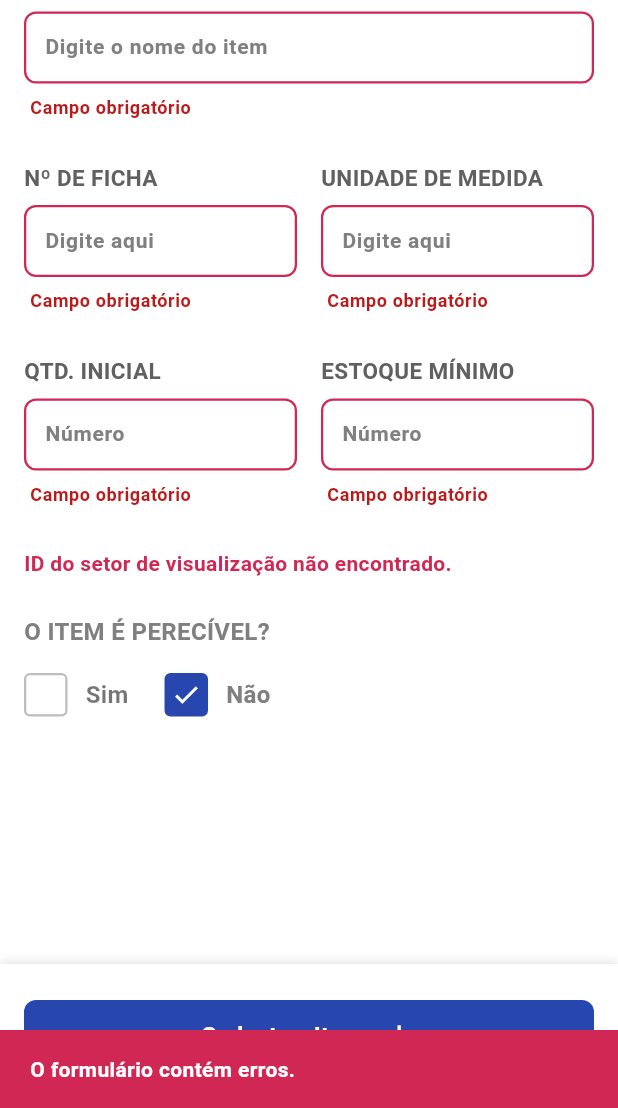
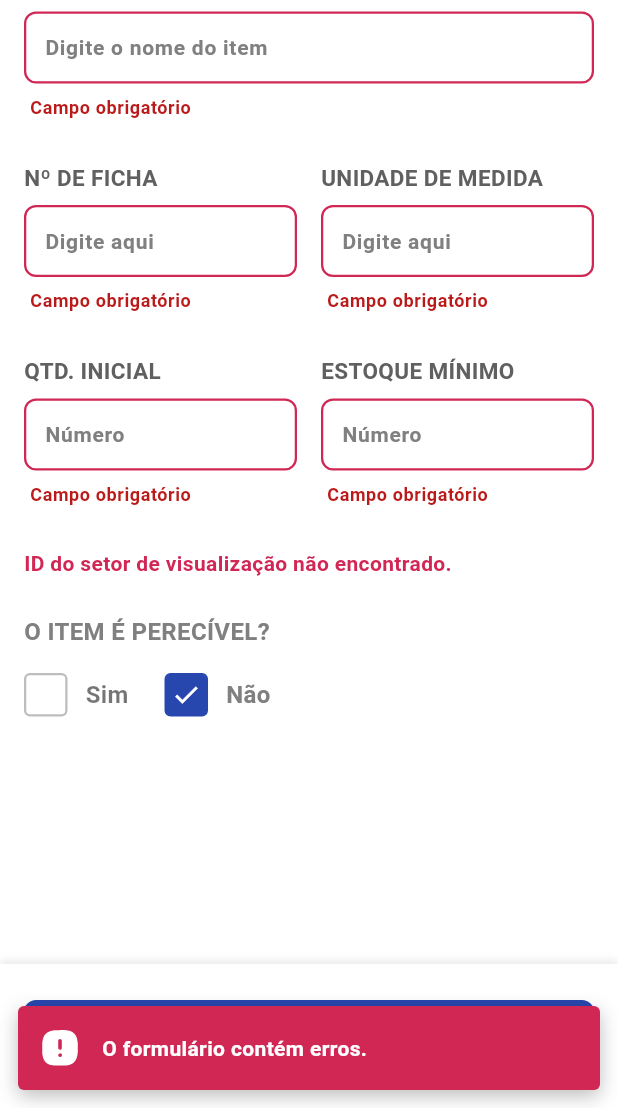
Before and after one commit to TeamHiveAPI/API-2025.02-FRONT, a Flutter app: the NewItemScreen screen opened by its route, after a tap on "Cadastrar Item", on a phone screen of 412 x 824 dp, the part 128-1236 px from its top. Run offline on Flutter 3.47's test engine with Material 3 defaults, Android fonts, the light colour scheme and no system bars; our stand-ins replace cached_network_image, flutter_dotenv, flutter_native_splash, flutter_secure_storage, flutter_svg, google_fonts and 2 more; missing offline and left inert: mobile_scanner; accounts and stored records are empty.

Commit message:
refactor: #65 Adequando código com os novos nomes dos campos do BD e reestilizando componentes

```diff
--- /dev/null
+++ b/lib/core/constants/database.dart
@@ -0,0 +1,109 @@
+abstract class SupabaseTables {
+  static const String fornecedor = 'fornecedor';
+  static const String grupo = 'grupo';
+  static const String item = 'item';
+  static const String itemPedido = 'item_pedido';
+  static const String itemPedidoCompra = 'item_pedido_compra';
+  static const String lote = 'lote';
+  static const String movEstoque = 'mov_estoque';
+  static const String pedido = 'pedido';
+  static const String pedidoCompra = 'pedido_compra';
+  static const String setor = 'setor';
+  static const String usuario = 'usuario';
+}
+
+abstract class FornecedorFields {
+  static const String id = 'id';
+  static const String nome = 'frn_nome';
+  static const String cnpj = 'frn_cnpj';
+  static const String contato = 'frn_contato';
+}
+
+abstract class GrupoFields {
+  static const String id = 'id';
+  static const String nome = 'grp_nome';
+  static const String setorId = 'grp_setor_id';
+}
+
+abstract class ItemFields {
+  static const String id = 'id';
+  static const String nome = 'it_nome';
+  static const String numFicha = 'it_num_ficha';
+  static const String unidade = 'it_unidade';
+  static const String minEstoque = 'it_min_estoque';
+  static const String controlado = 'it_controlado';
+  static const String grupoId = 'it_grupo_id';
+  static const String ativo = 'it_ativo';
+  static const String perecivel = 'it_perecivel';
+  static const String qtdReservada = 'it_qtd_reservada';
+}
+
+abstract class ItemPedidoFields {
+  static const String pedidoId = 'iped_pedido_id';
+  static const String itemId = 'iped_item_id';
+  static const String qtdSolicitada = 'iped_qtd_solicitada';
+  static const String loteRetiradoId = 'iped_lote_retirado_id';
+}
+
+abstract class ItemPedidoCompraFields {
+  static const String compraId = 'ipc_compra_id';
+  static const String itemId = 'ipc_item_id';
+  static const String qtdComprada = 'ipc_qtd_comprada';
+}
+
+abstract class LoteFields {
+  static const String id = 'id';
+  static const String itemId = 'lot_item_id';
+  static const String codigo = 'lot_codigo';
+  static const String dataEntrada = 'lot_data_entrada';
+  static const String dataValidade = 'lot_data_validade';
+  static const String fornecedorId = 'lot_fornecedor_id';
+  static const String qtdAtual = 'lot_qtd_atual';
+}
+
+abstract class MovEstoqueFields {
+  static const String id = 'id';
+  static const String itemId = 'mve_item_id';
+  static const String loteId = 'mve_lote_id';
+  static const String tipo = 'mve_tipo';
+  static const String qtdMovimentada = 'mve_qtd_movimentada';
+  static const String dadosMov = 'mve_dados_mov';
+  static const String dataMov = 'mve_data_mov';
+}
+
+abstract class PedidoFields {
+  static const String id = 'id';
+  static const String usuarioId = 'ped_usuario_id';
+  static const String setorId = 'ped_setor_id';
+  static const String motivoCancelamento = 'ped_motivo_cancelamento';
+  static const String status = 'ped_status';
+  static const String dados = 'ped_dados';
+  static const String dataRetirada = 'ped_data_retirada';
+  static const String dataSolicitada = 'ped_data_solicitada';
+  static const String responsavelCancelamentoId = 'ped_responsavel_cancelamento_id';
+}
+
+abstract class PedidoCompraFields {
+  static const String id = 'id';
+  static const String fornecedorId = 'pc_fornecedor_id';
+  static const String dataPedido = 'pc_data_pedido';
+  static const String dataPrevistaEntrega = 'pc_data_prevista_entrega';
+  static const String dataEntrega = 'pc_data_entrega';
+  static const String statusCompra = 'pc_status_compra';
+}
+
+abstract class SetorFields {
+  static const String id = 'id';
+  static const String nome = 'set_nome';
+}
+
+abstract class UsuarioFields {
+  static const String id = 'id';
+  static const String nome = 'usr_nome';
+  static const String email = 'usr_email';
+  static const String nivelAcesso = 'usr_nivel_acesso';
+  static const String setorId = 'usr_setor_id';
+  static const String cpf = 'usr_cpf';
+  static const String authUid = 'usr_auth_uid';
+  static const String fotoUrl = 'usr_foto_url';
+}
--- a/lib/screens/novo_item/lote_section.dart
+++ b/lib/screens/novo_item/lote_section.dart
@@ -237,14 +237,14 @@ class _LotManagementSectionState extends State<LotManagementSection> {
           ),
 
           Positioned(
-            top: 24,
+            top: 22,
             right: 0,
             child: Text(
               lot.codigoLote ?? 'NOVO LOTE',
               style: TextStyle(
                 fontSize: 12,
                 fontWeight: FontWeight.bold,
-                color: lot.codigoLote != null ? text60 : successGreen,
+                color: lot.codigoLote != null ? text80 : successGreen,
               ),
             ),
           ),
--- a/lib/widgets/data_table/content/item_lots_list.dart
+++ b/lib/widgets/data_table/content/item_lots_list.dart
@@ -57,7 +57,7 @@ Color _getColorForDate(String? dateStr) {
 
     if (daysUntilExpiration < urgentThreshold) {
       // Segmento 1: Vermelho -> Laranja (0 a 2 meses)
-      final double range = urgentThreshold.toDouble(); // <-- CORRIGIDO AQUI
+      final double range = urgentThreshold.toDouble();
       final double current = daysUntilExpiration.toDouble().clamp(0.0, range);
       final double t = current / range;
       return Color.lerp(redColor, orangeColor, t)!;
@@ -101,7 +101,7 @@ class _ItemLotesTableState extends State<ItemLotesTable> with TableHandler {
       sortType: SortType.alphabetic,
       cellBuilder: (value) {
         final dateStr = value as String?;
-            final bool hasExpired = _hasExpired(dateStr); // <-- Nova função
+        final bool hasExpired = _hasExpired(dateStr);
 
         return Row(
           mainAxisSize: MainAxisSize.min,
@@ -116,7 +116,7 @@ class _ItemLotesTableState extends State<ItemLotesTable> with TableHandler {
             if (hasExpired) ...[
               const SizedBox(width: 8),
               SvgPicture.asset(
-                    'assets/icons/expired-warning.svg',
+                'assets/icons/warning.svg',
                 colorFilter: const ColorFilter.mode(
                   Color(0xFFd00000),
                   BlendMode.srcIn,
--- a/lib/widgets/inputs/search.dart
+++ b/lib/widgets/inputs/search.dart
@@ -183,7 +183,7 @@ class _GenericSearchInputState extends State<GenericSearchInput> {
           Text(
             widget.upperLabel!,
             style: const TextStyle(
-              fontSize: 15,
+              fontSize: 16,
               fontWeight: FontWeight.bold,
               color: Color(0xFF606060),
             ),
--- a/lib/widgets/inputs/text_field.dart
+++ b/lib/widgets/inputs/text_field.dart
@@ -59,8 +59,8 @@ class CustomTextFormField extends StatelessWidget {
       minLines: textarea ? 3 : 1,
       maxLines: textarea ? null : 1,
       style: TextStyle(
-        color: text80,
-        fontSize: readOnly ? 16.0 : 14.0,
+        color: readOnly ? text60: text40,
+        fontSize: 16.0
       ),
       decoration: InputDecoration(
         labelText: upperLabel == null ? label : null,
--- a/lib/widgets/snackbar.dart
+++ b/lib/widgets/snackbar.dart
@@ -1,23 +1,158 @@
+import 'dart:async';
 import 'package:flutter/material.dart';
+import 'package:flutter_svg/svg.dart';
 import 'package:sistema_almox/core/theme/colors.dart';
 
 void showCustomSnackbar(
   BuildContext context,
   String message, {
   bool isError = false,
+  Duration duration = const Duration(seconds: 4),
 }) {
   ScaffoldMessenger.of(context).hideCurrentSnackBar();
 
-  final Color backgroundColor = isError ? deleteRed : successGreen;
+  OverlayEntry? overlayEntry;
 
-  final snackBar = SnackBar(
-    content: Text(
-      message,
-      style: const TextStyle(color: Colors.white, fontWeight: FontWeight.w700),
-    ),
-    backgroundColor: backgroundColor,
-    padding: const EdgeInsets.symmetric(horizontal: 20.0, vertical: 16.0),
+  overlayEntry = OverlayEntry(
+    builder: (context) {
+      return _CustomSnackbarAnimation(
+        duration: duration,
+        onDismissed: () {
+          overlayEntry?.remove();
+        },
+        child: SafeArea(
+          child: Align(
+            alignment: Alignment.bottomCenter,
+            child: Material(
+              color: Colors.transparent,
+              child: Container(
+                width: double.infinity,
+                margin: const EdgeInsets.only(bottom: 12, left: 12, right: 12),
+                padding: const EdgeInsets.symmetric(
+                  horizontal: 16.0,
+                  vertical: 16.0,
+                ),
+                decoration: BoxDecoration(
+                  color: isError ? deleteRed : successGreen,
+                  borderRadius: BorderRadius.circular(4.0),
+                  boxShadow: const [
+                    BoxShadow(
+                      color: Colors.black26,
+                      blurRadius: 10,
+                      offset: Offset(0, 4),
+                    ),
+                  ],
+                ),
+                child: Row(
+                  mainAxisSize:
+                      MainAxisSize.min,
+                  children: [
+                    SvgPicture.asset(
+                      isError
+                          ? 'assets/icons/warning.svg'
+                          : 'assets/icons/success.svg',
+                      colorFilter: const ColorFilter.mode(
+                        Colors.white,
+                        BlendMode.srcIn,
+                      ),
+                      width:
+                          24,
+                      height: 24,
+                    ),
+                    const SizedBox(
+                      width: 16,
+                    ),
+                    Expanded(
+                      child: Text(
+                        message,
+                        style: const TextStyle(
+                          color: Colors.white,
+                          fontWeight: FontWeight.w700,
+                        ),
+                      ),
+                    ),
+                  ],
+                ),
+              ),
+            ),
+          ),
+        ),
+      );
+    },
   );
 
-  ScaffoldMessenger.of(context).showSnackBar(snackBar);
+  Overlay.of(context).insert(overlayEntry);
 }
+
+class _CustomSnackbarAnimation extends StatefulWidget {
+  final Widget child;
+  final Duration duration;
+  final VoidCallback onDismissed;
+
+  const _CustomSnackbarAnimation({
+    required this.child,
+    required this.duration,
+    required this.onDismissed,
+  });
+
+  @override
+  _CustomSnackbarAnimationState createState() =>
+      _CustomSnackbarAnimationState();
+}
+
+class _CustomSnackbarAnimationState extends State<_CustomSnackbarAnimation>
+    with SingleTickerProviderStateMixin {
+  late AnimationController _controller;
+  late Animation<Offset> _offsetAnimation;
+  late Animation<double> _fadeAnimation;
+
+  @override
+  void initState() {
+    super.initState();
+    _controller = AnimationController(
+      duration: const Duration(milliseconds: 400),
+      vsync: this,
+    );
+
+    final curve = CurvedAnimation(
+      parent: _controller,
+      curve: Curves.easeInOutCubic,
+      reverseCurve: Curves.easeInOutCubic,
+    );
+
+    _offsetAnimation = Tween<Offset>(
+      begin: const Offset(0, 1),
+      end: Offset.zero,
+    ).animate(curve);
+
+    _fadeAnimation = Tween<double>(begin: 0.0, end: 1.0).animate(curve);
+
+    _controller.forward();
+
+    Timer(widget.duration, () {
+      if (mounted) {
+        _controller.reverse();
+      }
+    });
+
+    _controller.addStatusListener((status) {
+      if (status == AnimationStatus.dismissed) {
+        widget.onDismissed();
+      }
+    });
+  }
+
+  @override
+  void dispose() {
+    _controller.dispose();
+    super.dispose();
+  }
+
+  @override
+  Widget build(BuildContext context) {
+    return FadeTransition(
+      opacity: _fadeAnimation,
+      child: SlideTransition(position: _offsetAnimation, child: widget.child),
+    );
+  }
+}
```
Also changed, not shown: lib/screens/novo_item/index.dart (+26 -15 lines), lib/services/group_service.dart (+16 -12 lines), lib/services/item_service.dart (+8 -7 lines), lib/services/pedido_service.dart (+13 -12 lines), lib/services/sector_service.dart (+5 -4 lines), lib/services/user_service.dart (+23 -13 lines), lib/widgets/data_table/content/stock_list.dart (+5 -3 lines), lib/widgets/modal/content/detalhes_item_modal.dart (+4 -3 lines), assets/icons/expired-warning.svg (deleted), assets/icons/success.svg (added), assets/icons/warning.svg (added). Lines whose indentation alone changed are shown as unchanged.
